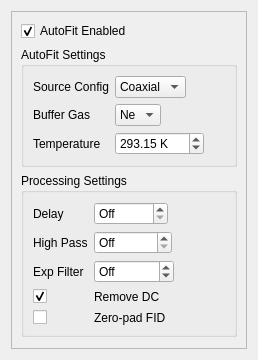
The window that autofitwidget.ui (kncrabtree/qtftm) describes before a commit, drawn with Qt 5.
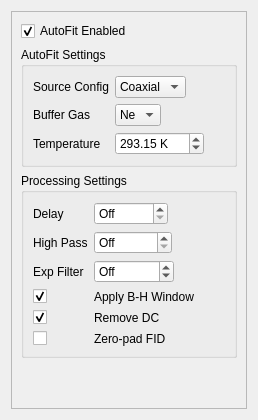
The same window after the commit.

Commit message: Implementation of window function and fitting

Patch:
```diff
--- a/autofitwidget.ui
+++ b/autofitwidget.ui
@@ -7,7 +7,7 @@
     <x>0</x>
     <y>0</y>
     <width>258</width>
-    <height>360</height>
+    <height>420</height>
    </rect>
   </property>
   <property name="windowTitle">
@@ -274,6 +274,20 @@
           </widget>
          </item>
          <item row="3" column="0">
+          <widget class="QCheckBox" name="applyBHWindowCheckBox">
+           <property name="checked">
+            <bool>true</bool>
+           </property>
+          </widget>
+         </item>
+         <item row="3" column="1">
+          <widget class="QLabel" name="applyBHWindowLabel">
+           <property name="text">
+            <string>Apply B-H Window</string>
+           </property>
+          </widget>
+         </item>
+         <item row="4" column="0">
           <widget class="QCheckBox" name="removeDCCheckBox">
            <property name="toolTip">
             <string>Removes any DC offset from FID. This will only affect the display of the data, not the fitting.</string>
@@ -283,21 +297,21 @@
            </property>
           </widget>
          </item>
-         <item row="3" column="1">
+         <item row="4" column="1">
           <widget class="QLabel" name="removeDCLabel">
            <property name="text">
             <string>Remove DC</string>
            </property>
           </widget>
          </item>
-         <item row="4" column="0">
+         <item row="5" column="0">
           <widget class="QCheckBox" name="zeroPadFIDCheckBox">
            <property name="toolTip">
             <string>Extends length of FID by at least a factor of 2, filling with zeroes. This only affects the display of data, not the fitting.</string>
            </property>
           </widget>
          </item>
-         <item row="4" column="1">
+         <item row="5" column="1">
           <widget class="QLabel" name="zeroPadFIDLabel">
            <property name="text">
             <string>Zero-pad FID</string>
```
The commit also changes 19 other files.
